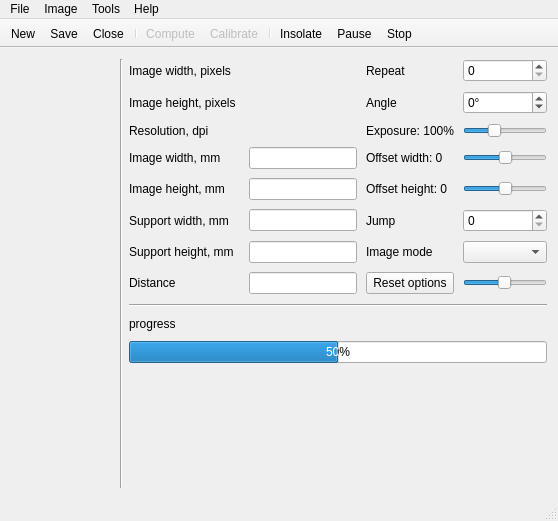
Above: projecteurlaser.ui from troisiemetype/c-projecteur-laser before the change. Below: the same form after it.
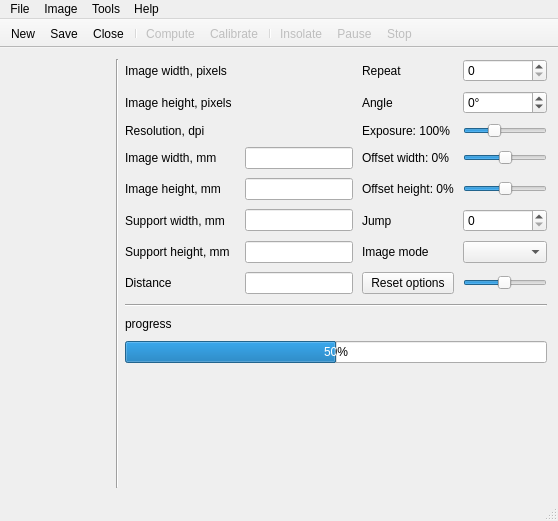
That is the form after the change.

Patch:
```diff
--- a/projecteurlaser.ui
+++ b/projecteurlaser.ui
@@ -155,7 +155,7 @@
           <item row="3" column="4">
            <widget class="QLabel" name="offsetXLabel">
             <property name="text">
-             <string>Offset width: 0</string>
+             <string>Offset width: 0%</string>
             </property>
            </widget>
           </item>
@@ -320,7 +320,7 @@
           <item row="4" column="4">
            <widget class="QLabel" name="offsetYLabel">
             <property name="text">
-             <string>Offset height: 0</string>
+             <string>Offset height: 0%</string>
             </property>
            </widget>
           </item>
@@ -586,6 +586,9 @@
    <property name="checkable">
     <bool>true</bool>
    </property>
+   <property name="enabled">
+    <bool>false</bool>
+   </property>
    <property name="text">
     <string>Insolate</string>
    </property>
@@ -597,6 +600,9 @@
    <property name="checkable">
     <bool>true</bool>
    </property>
+   <property name="enabled">
+    <bool>false</bool>
+   </property>
    <property name="text">
     <string>Pause</string>
    </property>
@@ -608,6 +614,9 @@
    <property name="checkable">
     <bool>false</bool>
    </property>
+   <property name="enabled">
+    <bool>false</bool>
+   </property>
    <property name="text">
     <string>Stop</string>
    </property>
```
Left out of the diff: 14 changed lines with no effect on the pictures.
